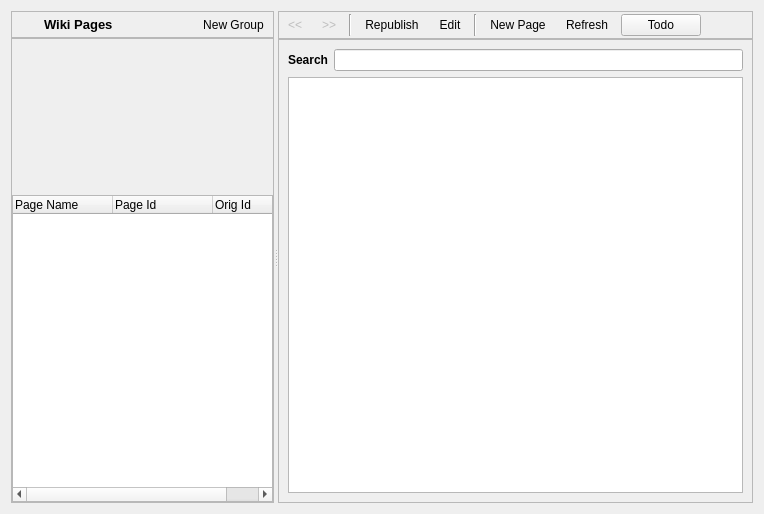
The window that retroshare-gui/src/gui/WikiPoos/WikiDialog.ui (RetroShare/RetroShare) describes before a commit, drawn with Qt 5.
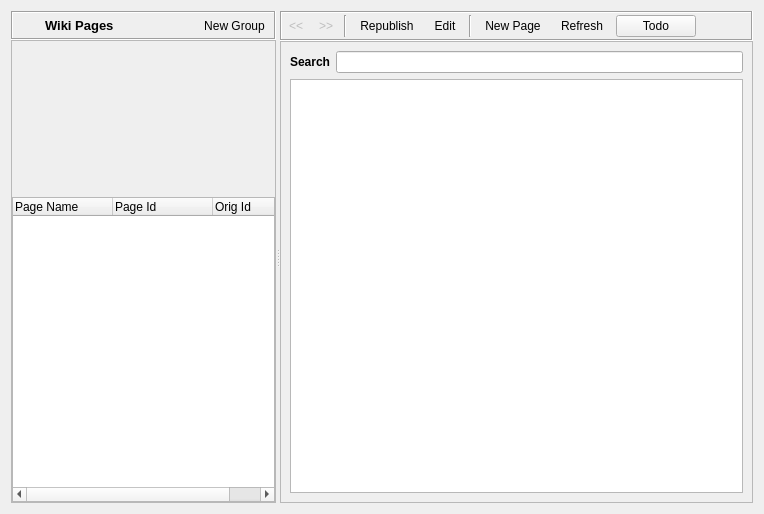
The same window after the commit. Icons and pictures are not drawn. Custom widgets are drawn as their Qt base class.

Commit message: fixed header size

Patch:
```diff
--- a/retroshare-gui/src/gui/WikiPoos/WikiDialog.ui
+++ b/retroshare-gui/src/gui/WikiPoos/WikiDialog.ui
@@ -26,11 +26,17 @@
        </property>
        <item>
         <widget class="QFrame" name="titleBarFrame">
+         <property name="maximumSize">
+          <size>
+           <width>16777215</width>
+           <height>30</height>
+          </size>
+         </property>
          <property name="frameShape">
-          <enum>QFrame::StyledPanel</enum>
+          <enum>QFrame::Box</enum>
          </property>
          <property name="frameShadow">
-          <enum>QFrame::Raised</enum>
+          <enum>QFrame::Sunken</enum>
          </property>
          <layout class="QHBoxLayout" name="horizontalLayout_2">
           <property name="margin">
@@ -85,7 +91,7 @@
              </size>
             </property>
             <property name="toolButtonStyle">
-             <enum>Qt::ToolButtonTextBesideIcon</enum>
+             <enum>Qt::ToolButtonIconOnly</enum>
             </property>
             <property name="autoRaise">
              <bool>true</bool>
@@ -105,8 +111,8 @@
            <rect>
             <x>0</x>
             <y>0</y>
-            <width>218</width>
-            <height>456</height>
+            <width>232</width>
+            <height>462</height>
            </rect>
           </property>
           <layout class="QVBoxLayout" name="verticalLayout_2">
@@ -155,11 +161,17 @@
        </property>
        <item>
         <widget class="QFrame" name="toolBarFrame">
+         <property name="maximumSize">
+          <size>
+           <width>16777215</width>
+           <height>30</height>
+          </size>
+         </property>
          <property name="frameShape">
-          <enum>QFrame::StyledPanel</enum>
+          <enum>QFrame::Box</enum>
          </property>
          <property name="frameShadow">
-          <enum>QFrame::Raised</enum>
+          <enum>QFrame::Sunken</enum>
          </property>
          <layout class="QHBoxLayout" name="horizontalLayout">
           <property name="margin">
@@ -170,6 +182,12 @@
             <property name="enabled">
              <bool>false</bool>
             </property>
+            <property name="maximumSize">
+             <size>
+              <width>24</width>
+              <height>24</height>
+             </size>
+            </property>
             <property name="text">
              <string>&lt;&lt;</string>
             </property>
@@ -193,6 +211,12 @@
             <property name="enabled">
              <bool>false</bool>
             </property>
+            <property name="maximumSize">
+             <size>
+              <width>24</width>
+              <height>24</height>
+             </size>
+            </property>
             <property name="text">
              <string>&gt;&gt;</string>
             </property>
@@ -356,8 +380,8 @@
            <rect>
             <x>0</x>
             <y>0</y>
-            <width>515</width>
-            <height>456</height>
+            <width>501</width>
+            <height>462</height>
            </rect>
           </property>
           <property name="styleSheet">
```
